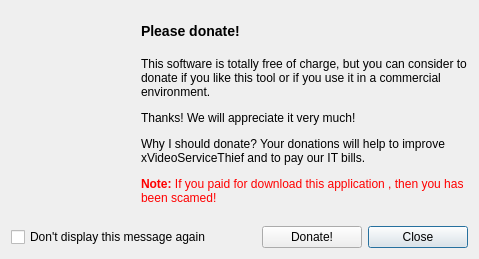
Qt form ui/welcomedonate.ui (ckorn/xvst) before a commit.
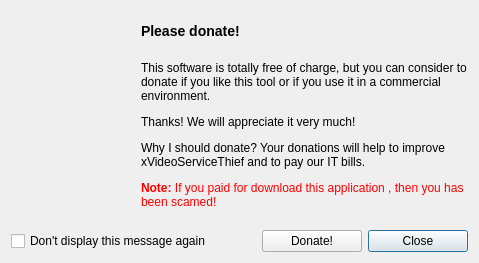
The same form after that commit. Icons and pictures are not drawn.

What changed in the file:
```diff
--- a/ui/welcomedonate.ui
+++ b/ui/welcomedonate.ui
@@ -7,7 +7,7 @@
     <x>0</x>
     <y>0</y>
     <width>479</width>
-    <height>259</height>
+    <height>263</height>
    </rect>
   </property>
   <property name="windowTitle">
@@ -30,7 +30,7 @@
      </property>
     </spacer>
    </item>
-   <item row="0" column="1" rowspan="4">
+   <item row="0" column="1" rowspan="5">
     <layout class="QVBoxLayout" name="verticalLayout_2">
      <item>
       <widget class="QLabel" name="lblTitle">
@@ -74,7 +74,7 @@
      <property name="minimumSize">
       <size>
        <width>124</width>
-       <height>0</height>
+       <height>120</height>
       </size>
      </property>
      <property name="maximumSize">
@@ -94,11 +94,14 @@
      </property>
     </widget>
    </item>
-   <item row="3" column="0">
+   <item row="4" column="0">
     <spacer name="verticalSpacer_2">
      <property name="orientation">
       <enum>Qt::Vertical</enum>
      </property>
+     <property name="sizeType">
+      <enum>QSizePolicy::MinimumExpanding</enum>
+     </property>
      <property name="sizeHint" stdset="0">
       <size>
        <width>20</width>
@@ -107,7 +110,7 @@
      </property>
     </spacer>
    </item>
-   <item row="4" column="1">
+   <item row="5" column="1">
     <spacer name="verticalSpacer_3">
      <property name="orientation">
       <enum>Qt::Vertical</enum>
@@ -120,7 +123,7 @@
      </property>
     </spacer>
    </item>
-   <item row="5" column="0" colspan="2">
+   <item row="6" column="0" colspan="2">
     <layout class="QHBoxLayout" name="horizontalLayout">
      <item>
       <widget class="QCheckBox" name="chbDontDisplay">
@@ -176,7 +179,7 @@
      </item>
     </layout>
    </item>
-   <item row="2" column="0">
+   <item row="3" column="0">
     <widget class="QLabel" name="lblDonate">
      <property name="text">
       <string/>
```
